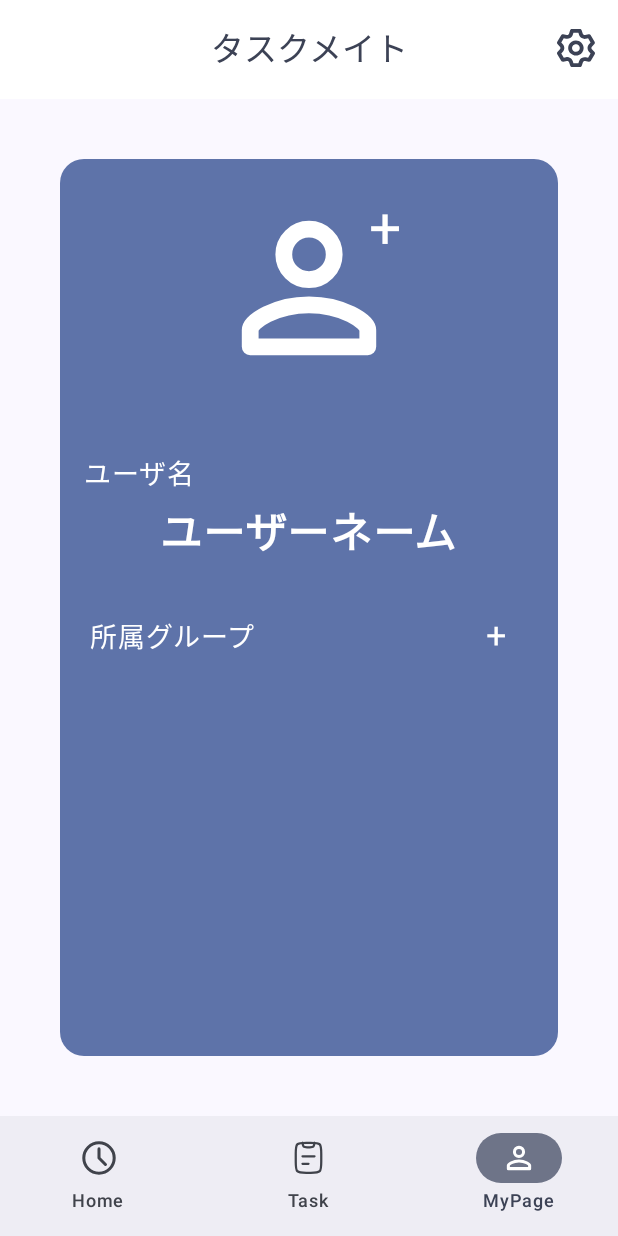
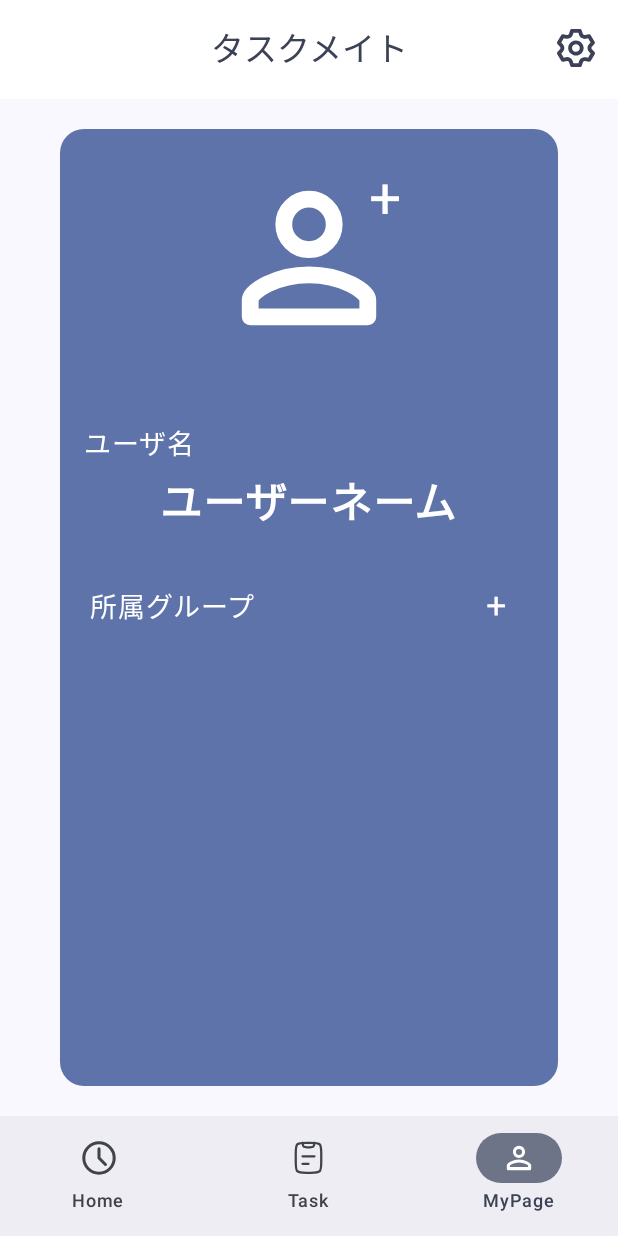
Before and after one commit to kototo522/taskmate, an Android app built with Jetpack Compose: the MyPageScreen screen opened through its navigation route, on a phone screen of 412 x 824 dp. Run offline under Robolectric (Android 15) with nearby library versions, the phone set to English and light mode, and no system bars; our stand-ins replace Firebase (no records; nobody signed in at launch, a user with empty details on screens opened directly).

Commit message:
delete: 不要なlogの削除

```diff
--- a/app/src/main/java/com/example/taskmate/MainActivity.kt
+++ b/app/src/main/java/com/example/taskmate/MainActivity.kt
@@ -67,10 +67,8 @@ class MainActivity : ComponentActivity() {
             .addOnSuccessListener { groupDocuments ->
                 groups = groupDocuments.map { groupDocument ->
                     val group = groupDocument.toObject(TaskMateGroup::class.java)
-                    Log.d("FetchedGroup", group.toString())
                     group
                 }
-                Log.d("AllGroups", groups.toString())
             }
             .addOnFailureListener { exception ->
                 exception.localizedMessage?.let { Log.e("groupsDBError", it) }
--- a/feature/mypage/src/main/java/com/example/feature/mypage/MyPageScreen.kt
+++ b/feature/mypage/src/main/java/com/example/feature/mypage/MyPageScreen.kt
@@ -59,21 +59,13 @@ fun MyPageScreen(
     val isSheetOpen = remember { mutableStateOf(false) }
 
     val userGroupIds = user?.groupId
-    Log.e("userGroupIds", userGroupIds?.toString() ?: "userGroupIds is null")
     val userGroups = userGroupIds?.let { ids ->
         groups.filter { group ->
-            Log.e("groupId", group.groupId)
             ids.contains(group.groupId)
         }.map { group ->
             group.groupName
         }
     } ?: emptyList()
-
-    if (userGroups.isNotEmpty()) {
-        Log.e("group", userGroups[0])
-    } else {
-        Log.e("group", "No user groups found.")
-    }
 
     val tags = listOf(
         Tag("タグ1", Color(0xFF42A5F5)),
@@ -93,7 +85,7 @@ fun MyPageScreen(
         ) {
             Card(
                 modifier = Modifier
-                    .padding(40.dp)
+                    .padding(horizontal = 40.dp, vertical = 20.dp)
                     .fillMaxSize(),
                 shape = RoundedCornerShape(16.dp),
                 colors = CardDefaults.cardColors(
@@ -192,7 +184,6 @@ fun MyPageScreen(
                         modifier = Modifier.padding(8.dp),
                     ) {
                         items(userGroups.size) { index ->
-                            Log.e("groups", userGroups[index])
                             TagCard(userGroups[index])
                         }
                     }
```
